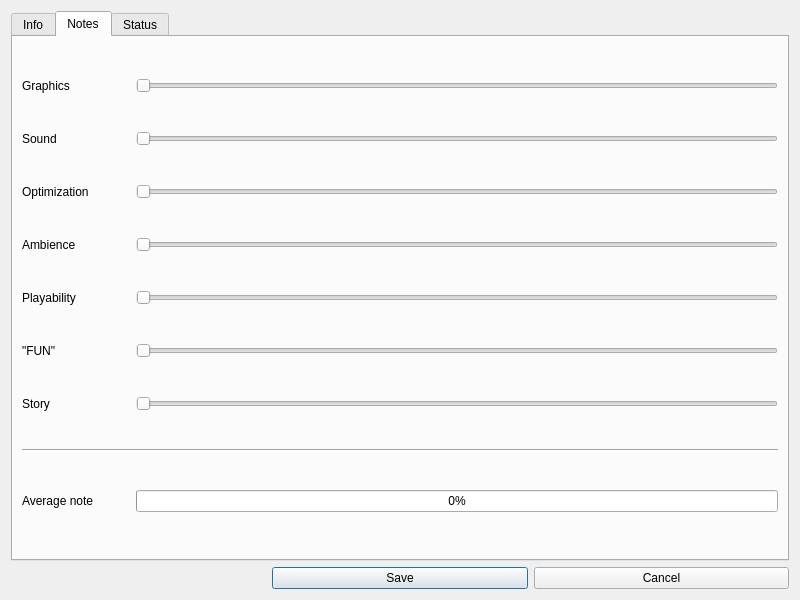
First picture: the form in DialogGameEdit.ui, repository lukaszlukaszew/games-manager-pyqt, before the edit.
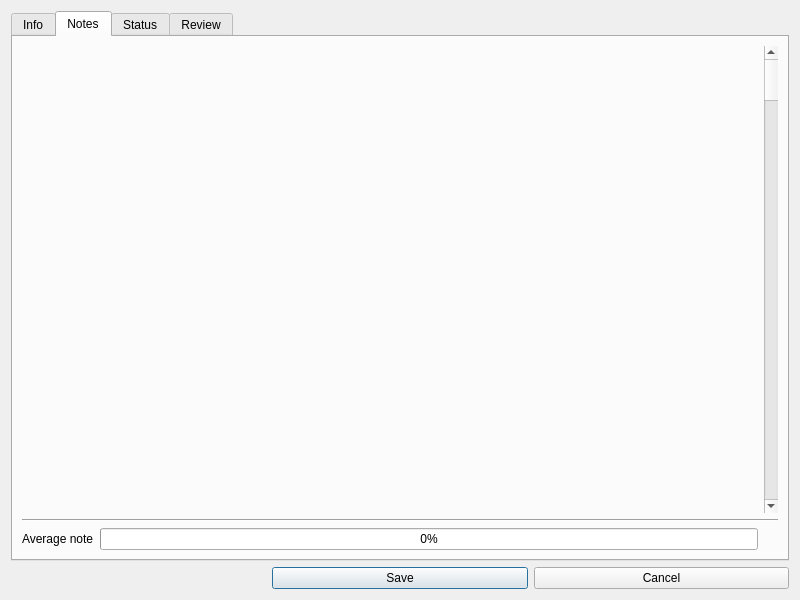
Second picture: the form after the edit. The open tabs and pages were chosen to show the change.

What changed in the file:
```diff
--- a/DialogGameEdit.ui
+++ b/DialogGameEdit.ui
@@ -156,161 +156,17 @@
        <string>Notes</string>
       </attribute>
       <layout class="QGridLayout" name="gridLayout_3">
-       <item row="0" column="0">
-        <widget class="QLabel" name="label_10">
-         <property name="text">
-          <string>Graphics</string>
-         </property>
-        </widget>
-       </item>
-       <item row="0" column="2">
-        <widget class="QSlider" name="horizontalSliderGameEditGraphics">
-         <property name="maximum">
-          <number>10</number>
-         </property>
-         <property name="pageStep">
-          <number>1</number>
-         </property>
-         <property name="orientation">
-          <enum>Qt::Horizontal</enum>
-         </property>
-        </widget>
-       </item>
-       <item row="1" column="0">
-        <widget class="QLabel" name="label_11">
-         <property name="text">
-          <string>Sound</string>
-         </property>
-        </widget>
-       </item>
-       <item row="1" column="2">
-        <widget class="QSlider" name="horizontalSliderGameEditSound">
-         <property name="maximum">
-          <number>10</number>
-         </property>
-         <property name="pageStep">
-          <number>1</number>
-         </property>
-         <property name="orientation">
-          <enum>Qt::Horizontal</enum>
-         </property>
-        </widget>
-       </item>
-       <item row="2" column="0">
-        <widget class="QLabel" name="label_16">
-         <property name="text">
-          <string>Optimization</string>
-         </property>
-        </widget>
-       </item>
-       <item row="2" column="2">
-        <widget class="QSlider" name="horizontalSliderGameEditOptimization">
-         <property name="maximum">
-          <number>10</number>
-         </property>
-         <property name="pageStep">
-          <number>1</number>
-         </property>
-         <property name="orientation">
-          <enum>Qt::Horizontal</enum>
-         </property>
-        </widget>
+       <item row="0" column="0" colspan="2">
+        <layout class="QGridLayout" name="gridLayoutGameEditNotes"/>
        </item>
        <item row="3" column="0">
-        <widget class="QLabel" name="label_15">
-         <property name="text">
-          <string>Ambience</string>
-         </property>
-        </widget>
-       </item>
-       <item row="3" column="2">
-        <widget class="QSlider" name="horizontalSliderGameEditAmbience">
-         <property name="maximum">
-          <number>10</number>
-         </property>
-         <property name="pageStep">
-          <number>1</number>
-         </property>
-         <property name="orientation">
-          <enum>Qt::Horizontal</enum>
-         </property>
-        </widget>
-       </item>
-       <item row="4" column="0">
-        <widget class="QLabel" name="label_12">
-         <property name="text">
-          <string>Playability</string>
-         </property>
-        </widget>
-       </item>
-       <item row="4" column="2">
-        <widget class="QSlider" name="horizontalSliderGameEditPlayability">
-         <property name="maximum">
-          <number>10</number>
-         </property>
-         <property name="pageStep">
-          <number>1</number>
-         </property>
-         <property name="orientation">
-          <enum>Qt::Horizontal</enum>
-         </property>
-        </widget>
-       </item>
-       <item row="5" column="0">
-        <widget class="QLabel" name="label_17">
-         <property name="text">
-          <string>&quot;FUN&quot;</string>
-         </property>
-        </widget>
-       </item>
-       <item row="5" column="2">
-        <widget class="QSlider" name="horizontalSliderGameEditFun">
-         <property name="maximum">
-          <number>10</number>
-         </property>
-         <property name="pageStep">
-          <number>1</number>
-         </property>
-         <property name="orientation">
-          <enum>Qt::Horizontal</enum>
-         </property>
-        </widget>
-       </item>
-       <item row="6" column="0">
-        <widget class="QLabel" name="label_13">
-         <property name="text">
-          <string>Story</string>
-         </property>
-        </widget>
-       </item>
-       <item row="6" column="2">
-        <widget class="QSlider" name="horizontalSliderGameEditStory">
-         <property name="maximum">
-          <number>10</number>
-         </property>
-         <property name="pageStep">
-          <number>1</number>
-         </property>
-         <property name="orientation">
-          <enum>Qt::Horizontal</enum>
-         </property>
-        </widget>
-       </item>
-       <item row="7" column="0" colspan="3">
-        <widget class="Line" name="line">
-         <property name="orientation">
-          <enum>Qt::Horizontal</enum>
-         </property>
-        </widget>
-       </item>
-       <item row="8" column="0">
         <widget class="QLabel" name="label_14">
          <property name="text">
           <string>Average note</string>
          </property>
         </widget>
        </item>
-       <item row="8" column="2">
+       <item row="3" column="1">
         <widget class="QProgressBar" name="progressBarGameEditAvgNote">
          <property name="maximum">
           <number>10000</number>
@@ -323,157 +179,20 @@
          </property>
         </widget>
        </item>
-       <item row="0" column="1">
-        <widget class="QLabel" name="labelGameEditGraphics">
-         <property name="sizePolicy">
-          <sizepolicy hsizetype="Fixed" vsizetype="Fixed">
-           <horstretch>0</horstretch>
-           <verstretch>0</verstretch>
-          </sizepolicy>
+       <item row="0" column="2">
+        <widget class="QScrollBar" name="verticalScrollBar">
+         <property name="enabled">
+          <bool>true</bool>
          </property>
-         <property name="minimumSize">
-          <size>
-           <width>30</width>
-           <height>0</height>
-          </size>
+         <property name="orientation">
+          <enum>Qt::Vertical</enum>
          </property>
-         <property name="text">
-          <string/>
-         </property>
-         <property name="alignment">
-          <set>Qt::AlignRight|Qt::AlignTrailing|Qt::AlignVCenter</set>
-         </property>
         </widget>
        </item>
-       <item row="1" column="1">
-        <widget class="QLabel" name="labelGameEditSound">
-         <property name="sizePolicy">
-          <sizepolicy hsizetype="Fixed" vsizetype="Fixed">
-           <horstretch>0</horstretch>
-           <verstretch>0</verstretch>
-          </sizepolicy>
-         </property>
-         <property name="minimumSize">
-          <size>
-           <width>30</width>
-           <height>0</height>
-          </size>
-         </property>
-         <property name="text">
-          <string/>
-         </property>
-         <property name="alignment">
-          <set>Qt::AlignRight|Qt::AlignTrailing|Qt::AlignVCenter</set>
-         </property>
-        </widget>
-       </item>
-       <item row="2" column="1">
-        <widget class="QLabel" name="labelGameEditOptimization">
-         <property name="sizePolicy">
-          <sizepolicy hsizetype="Fixed" vsizetype="Fixed">
-           <horstretch>0</horstretch>
-           <verstretch>0</verstretch>
-          </sizepolicy>
-         </property>
-         <property name="minimumSize">
-          <size>
-           <width>30</width>
-           <height>0</height>
-          </size>
-         </property>
-         <property name="text">
-          <string/>
-         </property>
-         <property name="alignment">
-          <set>Qt::AlignRight|Qt::AlignTrailing|Qt::AlignVCenter</set>
-         </property>
-        </widget>
-       </item>
-       <item row="3" column="1">
-        <widget class="QLabel" name="labelGameEditAmbience">
-         <property name="sizePolicy">
-          <sizepolicy hsizetype="Fixed" vsizetype="Fixed">
-           <horstretch>0</horstretch>
-           <verstretch>0</verstretch>
-          </sizepolicy>
-         </property>
-         <property name="minimumSize">
-          <size>
-           <width>30</width>
-           <height>0</height>
-          </size>
-         </property>
-         <property name="text">
-          <string/>
-         </property>
-         <property name="alignment">
-          <set>Qt::AlignRight|Qt::AlignTrailing|Qt::AlignVCenter</set>
-         </property>
-        </widget>
-       </item>
-       <item row="4" column="1">
-        <widget class="QLabel" name="labelGameEditPlayability">
-         <property name="sizePolicy">
-          <sizepolicy hsizetype="Fixed" vsizetype="Fixed">
-           <horstretch>0</horstretch>
-           <verstretch>0</verstretch>
-          </sizepolicy>
-         </property>
-         <property name="minimumSize">
-          <size>
-           <width>30</width>
-           <height>0</height>
-          </size>
-         </property>
-         <property name="text">
-          <string/>
-         </property>
-         <property name="alignment">
-          <set>Qt::AlignRight|Qt::AlignTrailing|Qt::AlignVCenter</set>
-         </property>
-        </widget>
-       </item>
-       <item row="5" column="1">
-        <widget class="QLabel" name="labelGameEditFun">
-         <property name="sizePolicy">
-          <sizepolicy hsizetype="Fixed" vsizetype="Fixed">
-           <horstretch>0</horstretch>
-           <verstretch>0</verstretch>
-          </sizepolicy>
-         </property>
-         <property name="minimumSize">
-          <size>
-           <width>30</width>
-           <height>0</height>
-          </size>
-         </property>
-         <property name="text">
-          <string/>
-         </property>
-         <property name="alignment">
-          <set>Qt::AlignRight|Qt::AlignTrailing|Qt::AlignVCenter</set>
-         </property>
-        </widget>
-       </item>
-       <item row="6" column="1">
-        <widget class="QLabel" name="labelGameEditStory">
-         <property name="sizePolicy">
-          <sizepolicy hsizetype="Fixed" vsizetype="Fixed">
-           <horstretch>0</horstretch>
-           <verstretch>0</verstretch>
-          </sizepolicy>
-         </property>
-         <property name="minimumSize">
-          <size>
-           <width>30</width>
-           <height>0</height>
-          </size>
-         </property>
-         <property name="text">
-          <string/>
-         </property>
-         <property name="alignment">
-          <set>Qt::AlignRight|Qt::AlignTrailing|Qt::AlignVCenter</set>
+       <item row="1" column="0" colspan="3">
+        <widget class="Line" name="line">
+         <property name="orientation">
+          <enum>Qt::Horizontal</enum>
          </property>
         </widget>
        </item>
@@ -589,6 +308,23 @@
        </item>
       </layout>
      </widget>
+     <widget class="QWidget" name="tabGameEditReview">
+      <attribute name="title">
+       <string>Review</string>
+      </attribute>
+      <layout class="QGridLayout" name="gridLayout_5">
+       <item row="0" column="1">
+        <widget class="QScrollBar" name="verticalScrollBar_2">
+         <property name="orientation">
+          <enum>Qt::Vertical</enum>
+         </property>
+        </widget>
+       </item>
+       <item row="0" column="0">
+        <widget class="QTextEdit" name="textEditGameEditReview"/>
+       </item>
+      </layout>
+     </widget>
     </widget>
    </item>
   </layout>
```
